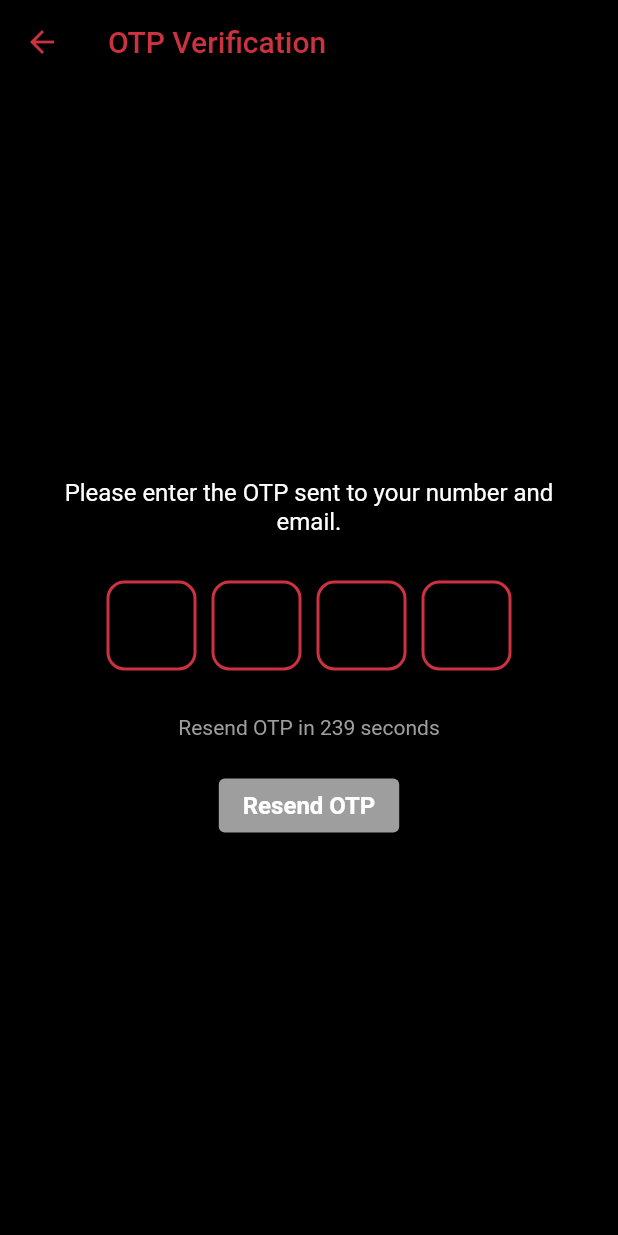
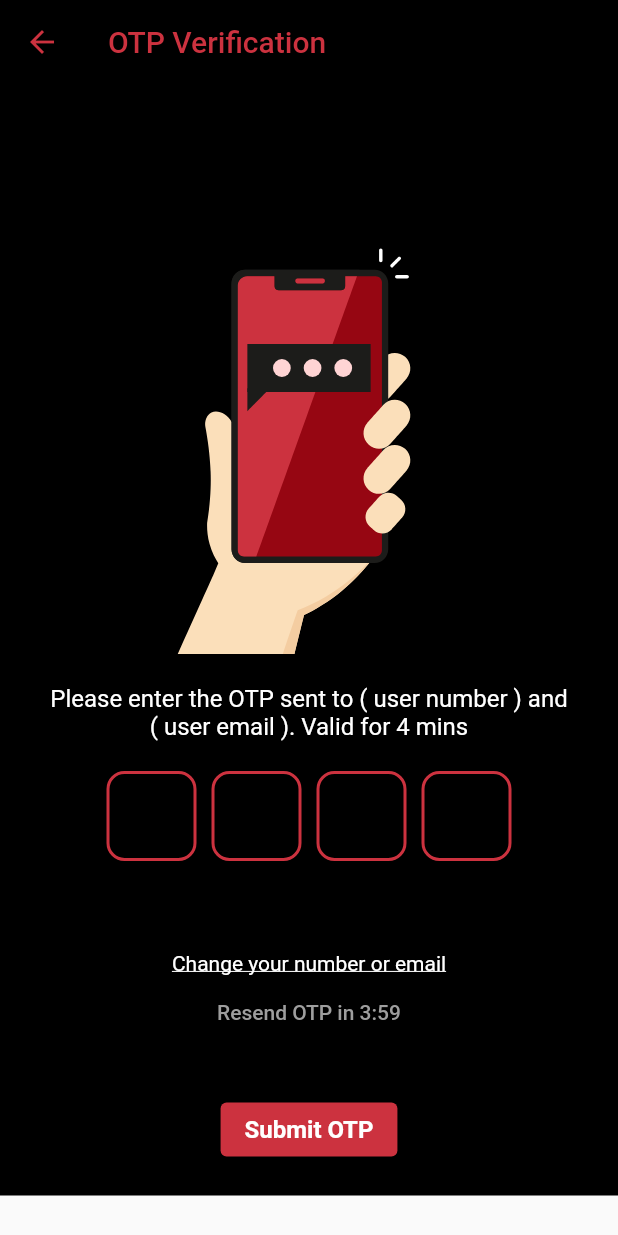
Before and after one commit to krish-1604/Couple_Cupid_App, a Flutter app: the OtpPage screen opened directly, on a phone screen of 412 x 824 dp. Run offline on Flutter 3.47's test engine with Material 2 defaults, Android fonts, the phone set to English and light mode, and no system bars; our stand-ins replace firebase_auth, firebase_core, font_awesome_flutter, google_sign_in, image_picker, lottie and 1 more; missing offline and left inert: dart:ffi; accounts and stored records are empty; Roboto replaces fonts that are missing (Sk-Modernist).

Commit message:
version 16

```diff
--- a/lib/otp.dart
+++ b/lib/otp.dart
@@ -1,4 +1,6 @@
+import 'package:couplecupid/gender.dart';
 import 'package:flutter/material.dart';
+import 'package:lottie/lottie.dart';
 
 class OtpPage extends StatefulWidget {
   @override
@@ -8,11 +10,20 @@ class OtpPage extends StatefulWidget {
 class _OtpPageState extends State<OtpPage> {
   int _remainingTime = 240;
   bool _isResendingOtp = false;
+  final _focusNodes = List.generate(4, (_) => FocusNode());
+  final _textControllers = List.generate(4, (_) => TextEditingController());
 
   @override
   void initState() {
     super.initState();
     startTimer();
+    for (int i = 0; i < _textControllers.length; i++) {
+      _textControllers[i].addListener(() {
+        if (_textControllers[i].text.length == 1 && i < _focusNodes.length - 1) {
+          _focusNodes[i + 1].requestFocus();
+        }
+      });
+    }
   }
 
   void startTimer() {
@@ -32,6 +43,11 @@ class _OtpPageState extends State<OtpPage> {
 
   @override
   Widget build(BuildContext context) {
+    final remainingDuration = Duration(seconds: _remainingTime);
+    final minutes = remainingDuration.inMinutes;
+    final seconds = remainingDuration.inSeconds % 60;
+    final formattedTime = '$minutes:${seconds.toString().padLeft(2, '0')}';
+
     return Scaffold(
       appBar: AppBar(
         title: Text(
@@ -41,54 +57,86 @@ class _OtpPageState extends State<OtpPage> {
         backgroundColor: Colors.black,
         iconTheme: IconThemeData(color: Color(0xffCC323F)),
       ),
-      body: Container(
+      body: SingleChildScrollView(  // Wrap with SingleChildScrollView
+        child: Container(
           decoration: BoxDecoration(
             color: Color(0xff000000),
           ),
           padding: EdgeInsets.all(20),
-        child: Center(
           child: Column(
             mainAxisAlignment: MainAxisAlignment.center,
             crossAxisAlignment: CrossAxisAlignment.center,
             children: [
+              Lottie.asset(
+                'assets/ZNWa3TTTol.json', // Path to your animation JSON file
+                width: 360,
+                height: 360,
+                fit: BoxFit.cover,
+              ),
+              SizedBox(height: 20),
               Text(
-                'Please enter the OTP sent to your number and email.',
+                'Please enter the OTP sent to ( user number ) and ( user email ). Valid for 4 mins',
                 textAlign: TextAlign.center,
                 style: TextStyle(fontSize: 16, color: Colors.white),
               ),
-              SizedBox(height: 30),
+              SizedBox(height: 20),
               Row(
                 mainAxisAlignment: MainAxisAlignment.center,
                 children: [
-                  _buildOtpField(),
-                  SizedBox(width: 10),
-                  _buildOtpField(),
-                  SizedBox(width: 10),
-                  _buildOtpField(),
-                  SizedBox(width: 10),
-                  _buildOtpField(),
+                  for (int i = 0; i < _focusNodes.length; i++)
+                    ...[
+                      _buildOtpField(
+                          focusNode: _focusNodes[i],
+                          controller: _textControllers[i]),
+                      if (i != _focusNodes.length - 1) SizedBox(width: 10),
+                    ],
                 ],
               ),
-              SizedBox(height: 30),
-              Text(
+              SizedBox(height: 60),
+              GestureDetector(
+                onTap: () {
+                  Navigator.pop(context);
+                },
+                child: Align(
+                  alignment: Alignment.center,
+                  child: Text(
+                    'Change your number or email',
+                    style: TextStyle(
+                      color: Colors.white,
+                      decoration: TextDecoration.underline,
+                    ),
+                  ),
+                ),
+              ),
+              SizedBox(height: 1),
+              TextButton(
+                onPressed: _isResendingOtp
+                    ? () {
+                  // Implement your logic for resending the OTP here
+                }
+                    : null,
+                child: Text(
                   _isResendingOtp
                       ? 'Did not receive OTP? Tap to resend.'
-                    : 'Resend OTP in ${_remainingTime.toString()} seconds',
+                      : 'Resend OTP in $formattedTime',
                   style: TextStyle(
-                  color: _isResendingOtp ? Colors.blue : Colors.grey,
+                    color: _isResendingOtp ? Colors.white : Colors.grey,
                     fontSize: 14,
                   ),
                 ),
-              SizedBox(height: 20),
+              ),
+              SizedBox(height: 30),
               ElevatedButton(
-                onPressed: _isResendingOtp ? () {} : null,
+                onPressed: () {
+                  Navigator.push(context, MaterialPageRoute(builder: (context) => Gender()));
+                },
                 style: ButtonStyle(
-                  backgroundColor: _isResendingOtp
-                      ? MaterialStateProperty.all<Color>(Color(0xffCC323F))
-                      : MaterialStateProperty.all<Color>(Colors.grey),
+                  backgroundColor: MaterialStateProperty.all<Color>(
+                    Color(0xffCC323F),
+                  ),
                 ),
                 child: Text(
-                  'Resend OTP',
+                  'Submit OTP',
                   style: TextStyle(
                     fontFamily: 'Sk-Modernist',
                     fontSize: 16,
@@ -97,6 +145,7 @@ class _OtpPageState extends State<OtpPage> {
                   ),
                 ),
               ),
+
             ],
           ),
         ),
@@ -104,7 +153,10 @@ class _OtpPageState extends State<OtpPage> {
     );
   }
 
-  Widget _buildOtpField() {
+  Widget _buildOtpField({
+    required FocusNode focusNode,
+    required TextEditingController controller,
+  }) {
     return Container(
       width: 60,
       height: 60,
@@ -113,21 +165,20 @@ class _OtpPageState extends State<OtpPage> {
         borderRadius: BorderRadius.circular(12),
       ),
       child: TextField(
+        focusNode: focusNode,
+        controller: controller,
         maxLength: 1,
         keyboardType: TextInputType.number,
         style: TextStyle(fontSize: 20, color: Colors.white),
         textAlign: TextAlign.center,
+        cursorColor: Colors.white,
         decoration: InputDecoration(
           counterText: '',
-          border: OutlineInputBorder(
-            borderSide: BorderSide.none,
-          ),
+          border: OutlineInputBorder(borderSide: BorderSide.none),
         ),
       ),
     );
   }
 }
 
-void main() {
-  runApp(MaterialApp(home: OtpPage()));
-}
+void main() => runApp(MaterialApp(home: OtpPage()));
--- a/lib/signup.dart
+++ b/lib/signup.dart
@@ -1,6 +1,7 @@
 import 'package:couplecupid/services/firebase_services.dart';
 import 'package:flutter/material.dart';
 import 'package:couplecupid/otp.dart';
+import 'package:couplecupid/Homepage.dart';
 import 'package:lottie/lottie.dart';
 import 'package:font_awesome_flutter/font_awesome_flutter.dart';
 
@@ -553,7 +554,7 @@ class _SignupState extends State<Signup> with TickerProviderStateMixin {
           SizedBox(height: 20 * fem),
           ElevatedButton(
             onPressed: canLogIn() ? () {
-              Navigator.push(context, MaterialPageRoute(builder: (context) => OtpPage()));
+              Navigator.push(context, MaterialPageRoute(builder: (context) => DatingAppHomePage()));
             } : null,
             style: ButtonStyle(
               backgroundColor: canLogIn()
```
Also changed, not shown: assets/ZNWa3TTTol.json (added, +1 -0 lines), lib/Homepage.dart (added, +129 -0 lines), 1 other file. Lines whose indentation alone changed are shown as unchanged.
